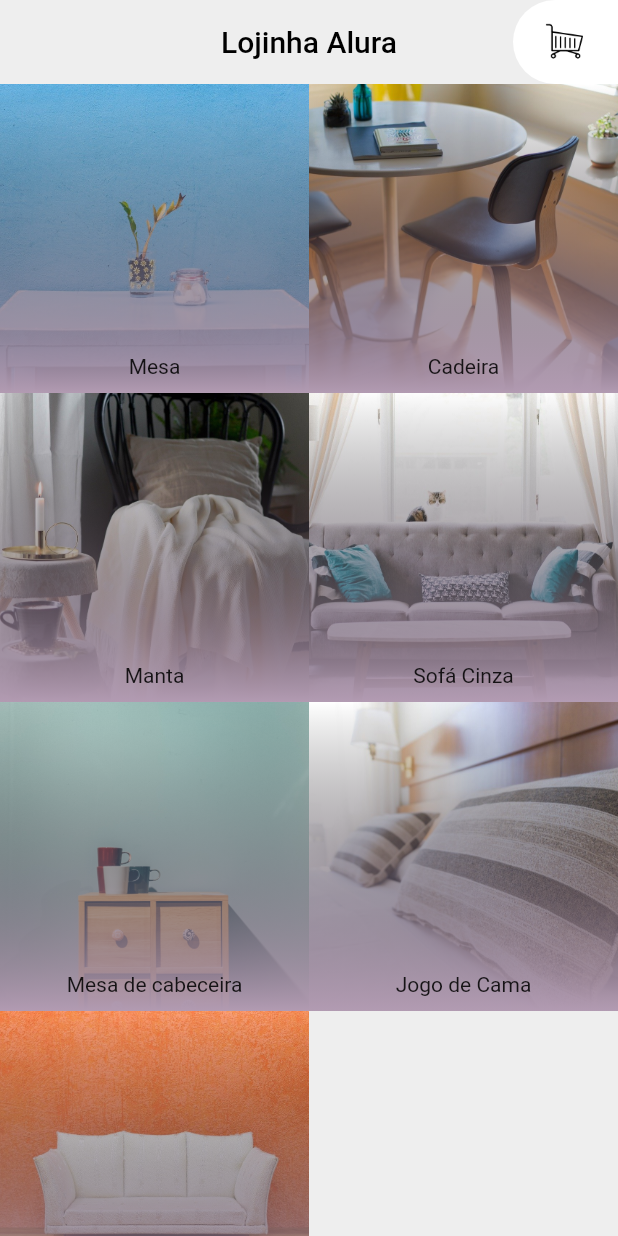
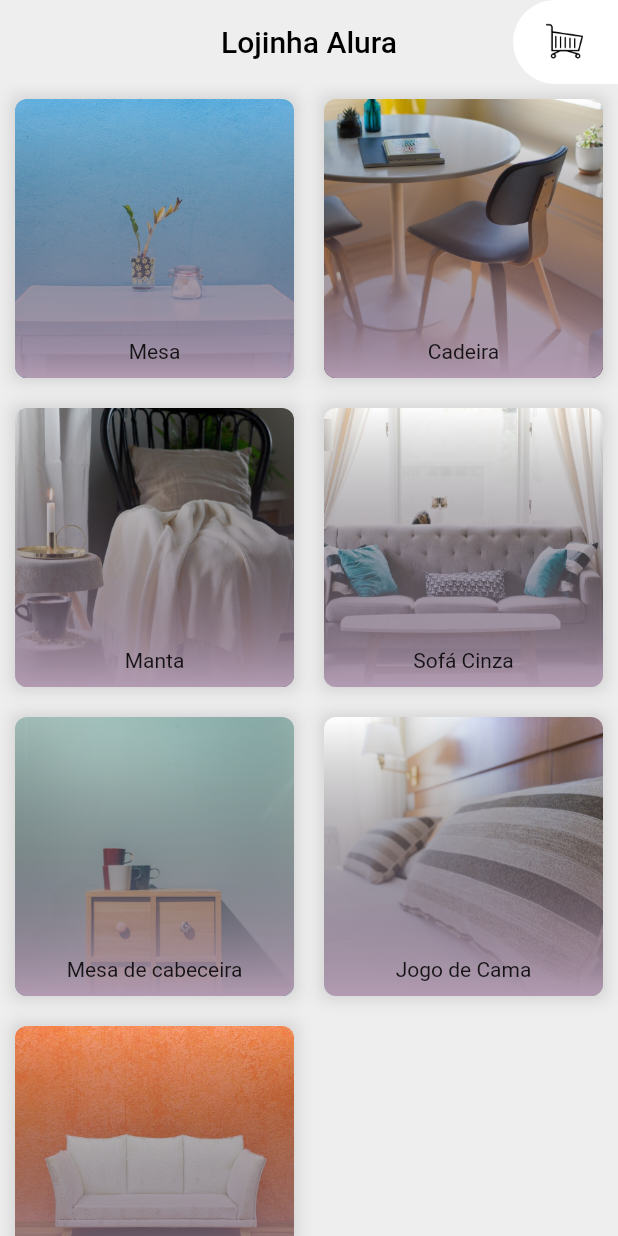
Before and after one commit to 54cr4m3n70/lojinha_alura, a Flutter app: the screen it shows after launch, on a phone screen of 412 x 824 dp. Run offline on Flutter 3.47's test engine with Material 2 defaults, Android fonts, the phone set to English and light mode, and no system bars.

Commit message:
02 Distribuição, bordas e sombras

```diff
--- a/lib/widgets/elemento_grid_produtos.dart
+++ b/lib/widgets/elemento_grid_produtos.dart
@@ -11,13 +11,26 @@ class ElementoGridProdutos extends StatelessWidget {
 
   @override
   Widget build(BuildContext context) {
-    return Stack(
+    return Container(
+      decoration: BoxDecoration(boxShadow: [
+        BoxShadow(
+          spreadRadius: 2,
+          blurRadius: 8,
+          color: Colors.black12,
+        )
+      ]),
+      margin: EdgeInsets.all(10),
+      child: ClipRRect(
+        borderRadius: BorderRadius.circular(8),
+        child: Stack(
           alignment: Alignment.center,
           children: [
             ImagemElementoGridProdutos(imagem: movel.foto),
             DegradeElementoGridProdutos(),
             TituloElementoGridProdutos(titulo: movel.titulo),
           ],
+        ),
+      ),
     );
   }
 }
```
Lines whose indentation alone changed are shown as unchanged.
